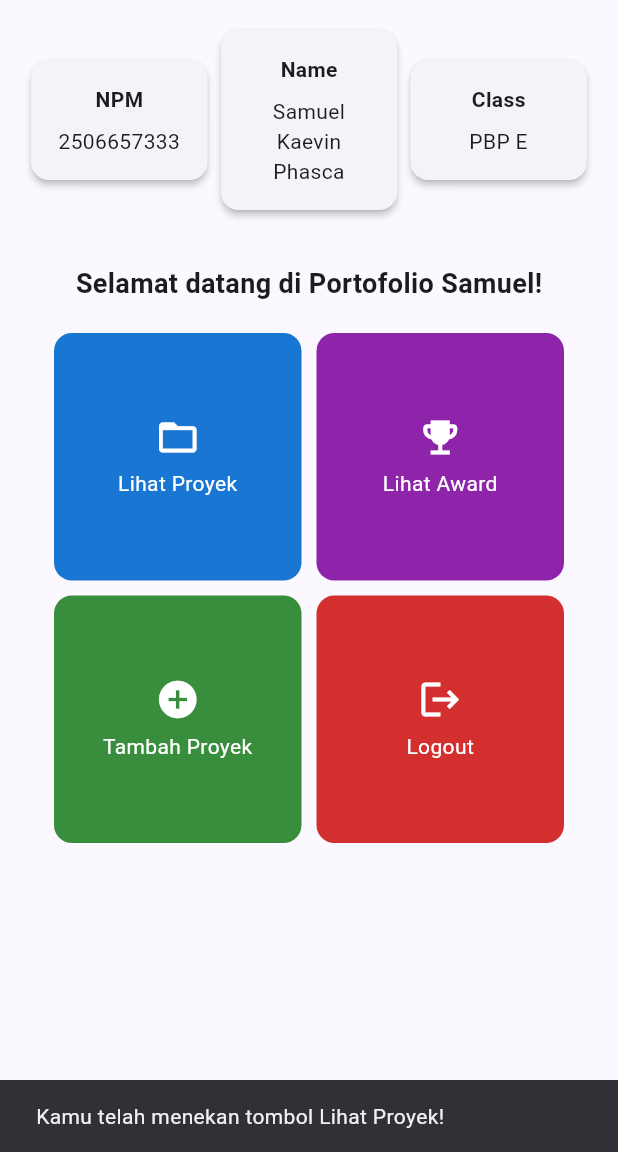
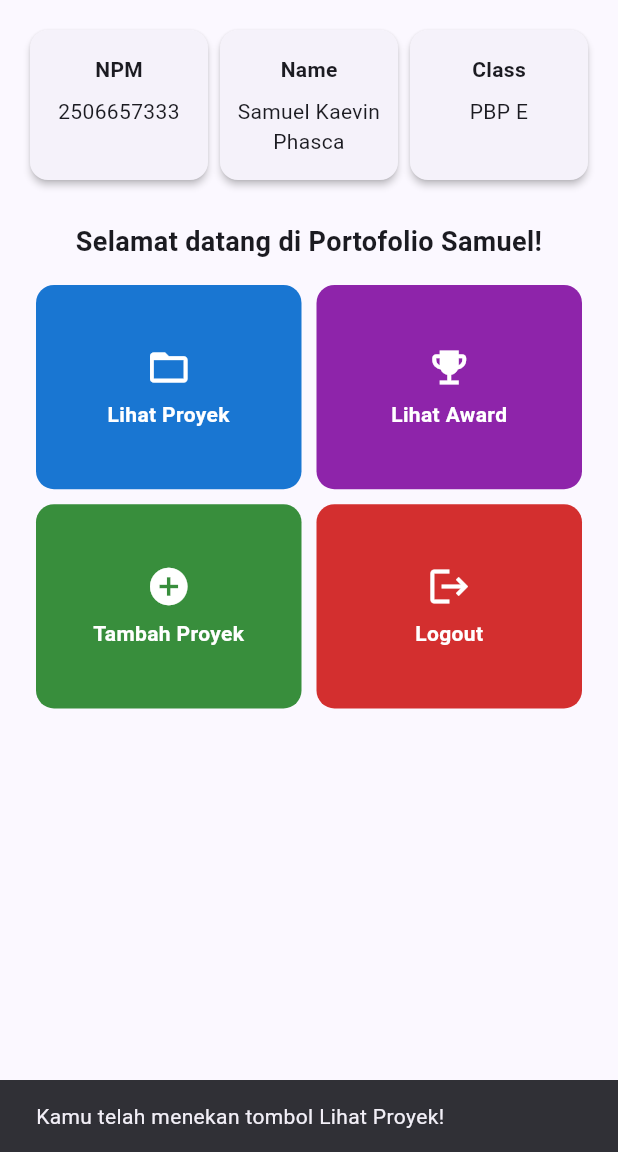
Before and after one commit to ayamedayoo/myportofolio_mobile, a Flutter app: the screen it shows after launch, after a tap on "Lihat Proyek", on a phone screen of 412 x 824 dp, the part 84-1236 px from its top. Run offline on Flutter 3.47's test engine with Material 3 defaults, Android fonts, the phone set to English and light mode, and no system bars.

Commit message:
fix: cegah overflow halaman utama dan pisahkan model serta widget
- Halaman dibungkus SingleChildScrollView; sebelumnya empat tombol membuat
  isi melebihi tinggi layar (RenderFlex overflowed by 422 pixels)
- ItemHomepage pindah ke lib/models, InfoCard dan ItemCard ke lib/widgets
- ItemHomepage punya getter pressedMessage, konstruktor const, dan docstring
- Tinggi tiga InfoCard disamakan dengan IntrinsicHeight
- Test SnackBar menggulir ke tombol sebelum mengetuk

```diff
--- a/lib/menu.dart
+++ b/lib/menu.dart
@@ -1,5 +1,12 @@
 import 'package:flutter/material.dart';
+import 'package:myportofolio_mobile/models/item_homepage.dart';
+import 'package:myportofolio_mobile/widgets/info_card.dart';
+import 'package:myportofolio_mobile/widgets/item_card.dart';
 
+/// Halaman utama aplikasi portofolio.
+///
+/// Isinya tidak berubah selama aplikasi berjalan, jadi cukup memakai
+/// [StatelessWidget]. Semua data diambil dari field `final` di bawah.
 class MyHomePage extends StatelessWidget {
   MyHomePage({super.key});
 
@@ -7,8 +14,8 @@ class MyHomePage extends StatelessWidget {
   final String nama = "Samuel Kaevin Phasca";
   final String kelas = "PBP E";
 
-  // Warna tiap tombol disimpan di modelnya sendiri, jadi ItemCard
-  // tidak perlu percabangan if-else untuk memilih warna.
+  /// Tombol aksi. Tombol yang mengarah ke bagian portofolio memakai warna
+  /// dingin, sedangkan Logout memakai merah supaya tidak tertekan tanpa sengaja.
   final List<ItemHomepage> items = [
     ItemHomepage("Lihat Proyek", Icons.folder_open, Colors.blue.shade700),
     ItemHomepage("Lihat Award", Icons.emoji_events, Colors.purple.shade600),
@@ -26,46 +33,50 @@ class MyHomePage extends StatelessWidget {
         ),
         backgroundColor: Theme.of(context).colorScheme.primary,
       ),
-      body: Padding(
+      // SingleChildScrollView mencegah overflow saat isi halaman lebih
+      // tinggi dari layar, misalnya di ponsel kecil atau mode lanskap.
+      body: SingleChildScrollView(
         padding: const EdgeInsets.all(16.0),
         child: Column(
           crossAxisAlignment: CrossAxisAlignment.center,
           children: [
-            Row(
-              mainAxisAlignment: MainAxisAlignment.spaceEvenly,
+            // IntrinsicHeight + stretch menyamakan tinggi ketiga kartu,
+            // walaupun nama butuh lebih dari satu baris.
+            IntrinsicHeight(
+              child: Row(
+                crossAxisAlignment: CrossAxisAlignment.stretch,
                 children: [
-                InfoCard(title: 'NPM', content: npm),
-                InfoCard(title: 'Name', content: nama),
-                InfoCard(title: 'Class', content: kelas),
+                  Expanded(
+                    child: InfoCard(title: 'NPM', content: npm),
+                  ),
+                  Expanded(
+                    child: InfoCard(title: 'Name', content: nama),
+                  ),
+                  Expanded(
+                    child: InfoCard(title: 'Class', content: kelas),
+                  ),
                 ],
               ),
-            const SizedBox(height: 16.0),
-            Center(
-              child: Column(
-                children: [
+            ),
             const Padding(
-                    padding: EdgeInsets.only(top: 16.0),
+              padding: EdgeInsets.only(top: 24.0, bottom: 8.0),
               child: Text(
                 'Selamat datang di Portofolio Samuel!',
-                      style: TextStyle(
-                        fontWeight: FontWeight.bold,
-                        fontSize: 18.0,
-                      ),
+                textAlign: TextAlign.center,
+                style: TextStyle(fontWeight: FontWeight.bold, fontSize: 18.0),
               ),
             ),
             GridView.count(
-                    primary: true,
-                    padding: const EdgeInsets.all(20),
+              padding: const EdgeInsets.all(8),
               crossAxisSpacing: 10,
               mainAxisSpacing: 10,
               crossAxisCount: 2,
+              childAspectRatio: 1.3,
+              // Grid ada di dalam SingleChildScrollView: tingginya mengikuti
+              // isi dan scroll-nya diserahkan ke induk.
               shrinkWrap: true,
-                    children: items.map((ItemHomepage item) {
-                      return ItemCard(item);
-                    }).toList(),
-                  ),
-                ],
-              ),
+              physics: const NeverScrollableScrollPhysics(),
+              children: items.map((item) => ItemCard(item)).toList(),
             ),
           ],
         ),
@@ -73,79 +84,3 @@ class MyHomePage extends StatelessWidget {
     );
   }
 }
-
-class InfoCard extends StatelessWidget {
-  final String title;
-  final String content;
-
-  const InfoCard({super.key, required this.title, required this.content});
-
-  @override
-  Widget build(BuildContext context) {
-    return Card(
-      elevation: 2.0,
-      child: Container(
-        width: MediaQuery.of(context).size.width / 3.5,
-        padding: const EdgeInsets.all(16.0),
-        child: Column(
-          children: [
-            Text(title, style: const TextStyle(fontWeight: FontWeight.bold)),
-            const SizedBox(height: 8.0),
-            Text(content, textAlign: TextAlign.center),
-          ],
-        ),
-      ),
-    );
-  }
-}
-
-class ItemHomepage {
-  final String name;
-  final IconData icon;
-  final Color color;
-
-  ItemHomepage(this.name, this.icon, this.color);
-}
-
-class ItemCard extends StatelessWidget {
-  final ItemHomepage item;
-
-  const ItemCard(this.item, {super.key});
-
-  @override
-  Widget build(BuildContext context) {
-    return Material(
-      // Warna latar diambil dari model, berbeda untuk setiap tombol.
-      color: item.color,
-      borderRadius: BorderRadius.circular(12),
-      child: InkWell(
-        onTap: () {
-          ScaffoldMessenger.of(context)
-            ..hideCurrentSnackBar()
-            ..showSnackBar(
-              SnackBar(
-                content: Text("Kamu telah menekan tombol ${item.name}!"),
-              ),
-            );
-        },
-        child: Container(
-          padding: const EdgeInsets.all(8),
-          child: Center(
-            child: Column(
-              mainAxisAlignment: MainAxisAlignment.center,
-              children: [
-                Icon(item.icon, color: Colors.white, size: 30.0),
-                const Padding(padding: EdgeInsets.all(3)),
-                Text(
-                  item.name,
-                  textAlign: TextAlign.center,
-                  style: const TextStyle(color: Colors.white),
-                ),
-              ],
-            ),
-          ),
-        ),
-      ),
-    );
-  }
-}
--- /dev/null
+++ b/lib/models/item_homepage.dart
@@ -0,0 +1,22 @@
+import 'package:flutter/material.dart';
+
+/// Data untuk satu tombol aksi di halaman utama.
+///
+/// Warna latar disimpan di model, jadi `ItemCard` cukup membaca [color]
+/// tanpa percabangan if-else. Menambah tombol baru cukup dengan menambah
+/// satu objek `ItemHomepage` di daftar tombol.
+class ItemHomepage {
+  /// Nama tombol, juga dipakai di pesan SnackBar.
+  final String name;
+
+  /// Ikon yang tampil di atas nama tombol.
+  final IconData icon;
+
+  /// Warna latar kartu tombol.
+  final Color color;
+
+  const ItemHomepage(this.name, this.icon, this.color);
+
+  /// Pesan SnackBar saat tombol ini ditekan.
+  String get pressedMessage => 'Kamu telah menekan tombol $name!';
+}
--- /dev/null
+++ b/lib/widgets/info_card.dart
@@ -0,0 +1,29 @@
+import 'package:flutter/material.dart';
+
+/// Kartu kecil untuk satu data identitas, misalnya NPM.
+class InfoCard extends StatelessWidget {
+  const InfoCard({super.key, required this.title, required this.content});
+
+  /// Label di bagian atas kartu, misalnya "NPM".
+  final String title;
+
+  /// Isi data, misalnya "2506657333".
+  final String content;
+
+  @override
+  Widget build(BuildContext context) {
+    return Card(
+      elevation: 2.0,
+      child: Padding(
+        padding: const EdgeInsets.symmetric(vertical: 16.0, horizontal: 8.0),
+        child: Column(
+          children: [
+            Text(title, style: const TextStyle(fontWeight: FontWeight.bold)),
+            const SizedBox(height: 8.0),
+            Text(content, textAlign: TextAlign.center),
+          ],
+        ),
+      ),
+    );
+  }
+}
--- /dev/null
+++ b/lib/widgets/item_card.dart
@@ -0,0 +1,46 @@
+import 'package:flutter/material.dart';
+import 'package:myportofolio_mobile/models/item_homepage.dart';
+
+/// Tombol aksi berbentuk kartu. Warna latarnya diambil dari [ItemHomepage.color].
+class ItemCard extends StatelessWidget {
+  const ItemCard(this.item, {super.key});
+
+  final ItemHomepage item;
+
+  @override
+  Widget build(BuildContext context) {
+    return Material(
+      color: item.color,
+      borderRadius: BorderRadius.circular(12),
+      // Efek riak InkWell ikut melengkung mengikuti sudut kartu.
+      clipBehavior: Clip.antiAlias,
+      child: InkWell(
+        onTap: () {
+          // SnackBar lama ditutup dulu supaya pesan langsung berganti
+          // saat beberapa tombol ditekan berturut-turut.
+          ScaffoldMessenger.of(context)
+            ..hideCurrentSnackBar()
+            ..showSnackBar(SnackBar(content: Text(item.pressedMessage)));
+        },
+        child: Padding(
+          padding: const EdgeInsets.all(8),
+          child: Column(
+            mainAxisAlignment: MainAxisAlignment.center,
+            children: [
+              Icon(item.icon, color: Colors.white, size: 30.0),
+              const SizedBox(height: 6),
+              Text(
+                item.name,
+                textAlign: TextAlign.center,
+                style: const TextStyle(
+                  color: Colors.white,
+                  fontWeight: FontWeight.w600,
+                ),
+              ),
+            ],
+          ),
+        ),
+      ),
+    );
+  }
+}
```
Lines whose indentation alone changed are shown as unchanged.
